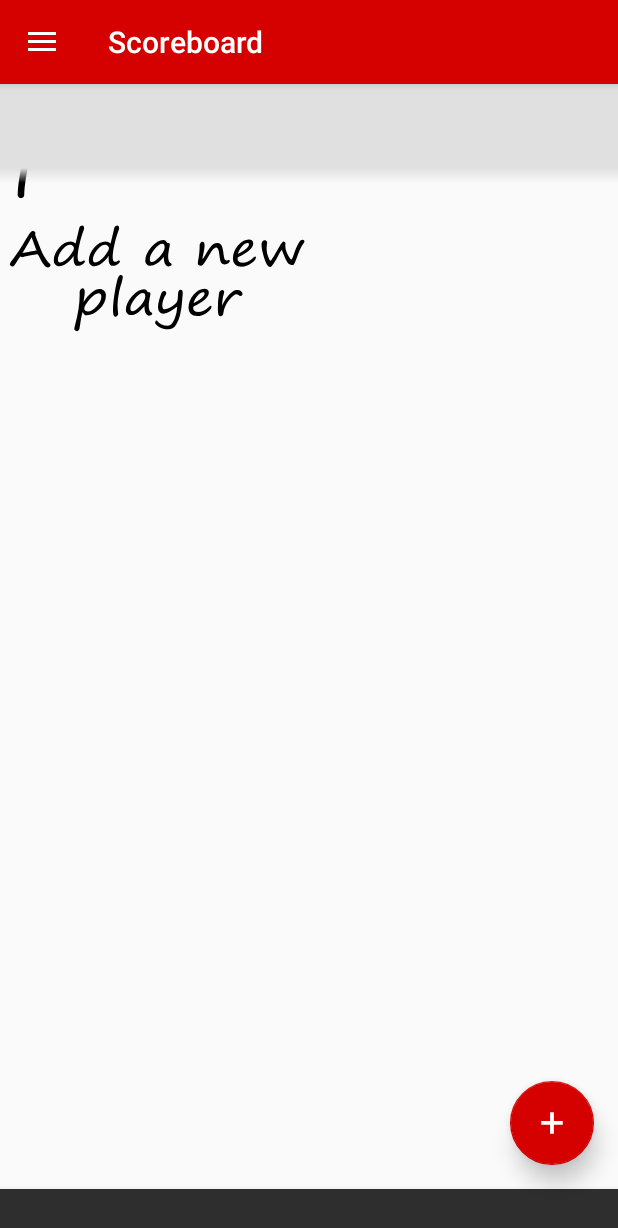
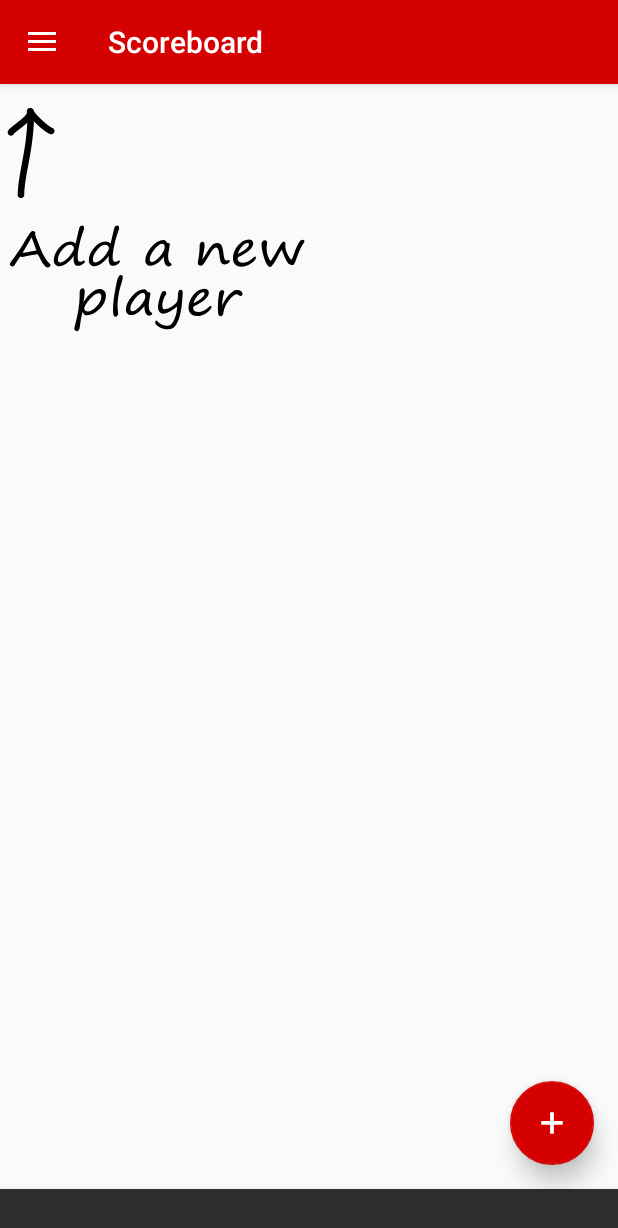
Before and after one commit to vatbub/Scoreboard, an Android app: the screen it shows after launch (MainActivity), on a phone screen of 412 x 824 dp. Shown: the top 1228 px of the screen. Run offline under Robolectric (Android 15) with nearby library versions, the phone set to English and light mode, and no system bars; libraries missing offline, so code that uses them is left out: net.steamcrafted.materialiconlib, org.jdom2; 17 statements that could not run were skipped.

Commit message:
Fix: Background of header row interfered with the add player hint

```diff
--- a/app/src/main/java/com/github/vatbub/scoreboard/view/MainActivity.kt
+++ b/app/src/main/java/com/github/vatbub/scoreboard/view/MainActivity.kt
@@ -578,18 +578,27 @@ class MainActivity : AppCompatActivity(), NavigationView.OnNavigationItemSelecte
 
     private fun updateAddPlayerHint() {
         val currentGame = gameManager.currentlyActiveGame
-        val targetAlpha =
+        val targetArrowAlpha =
                 if (currentGame != null && currentGame.players.isEmpty())
                     1f
                 else 0f
+        val targetHeaderRowAlpha = 1f - targetArrowAlpha
 
         val animationDuration = 150L
         add_player_hint_arrow.animate()
-                .alpha(targetAlpha)
+                .alpha(targetArrowAlpha)
                 .setDuration(animationDuration)
                 .start()
         add_player_hint.animate()
-                .alpha(targetAlpha)
+                .alpha(targetArrowAlpha)
+                .setDuration(animationDuration)
+                .start()
+        header_row.animate()
+                .alpha(targetHeaderRowAlpha)
+                .setDuration(animationDuration)
+                .start()
+        header_row_shadow_view.animate()
+                .alpha(targetHeaderRowAlpha)
                 .setDuration(animationDuration)
                 .start()
     }
```
